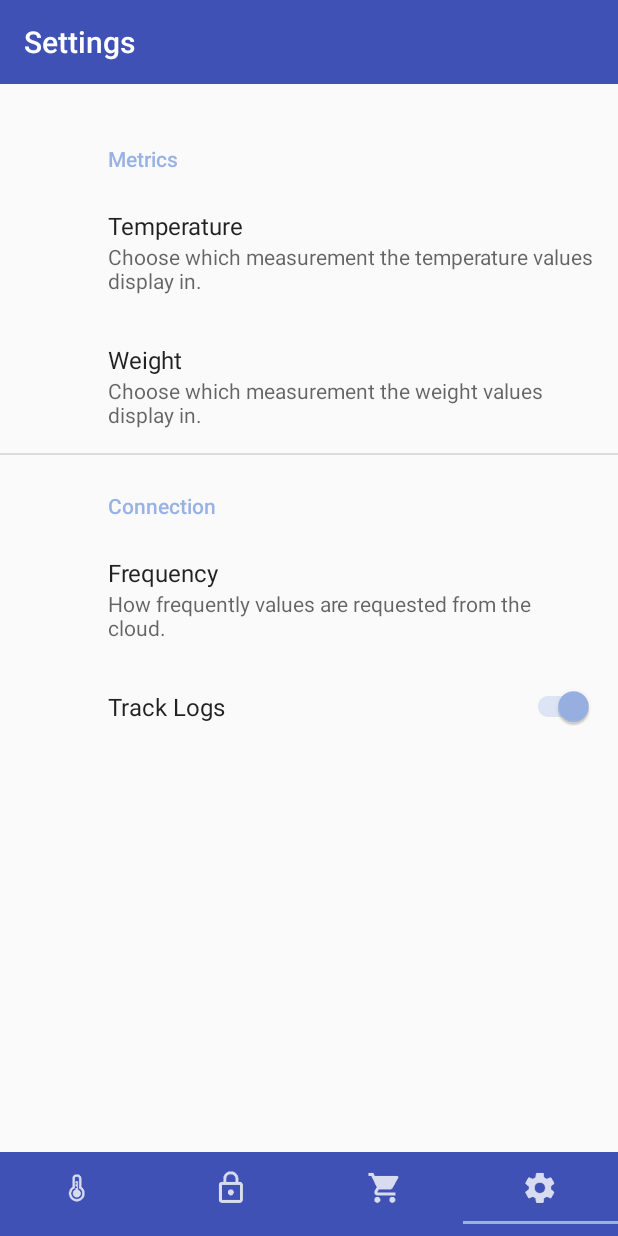
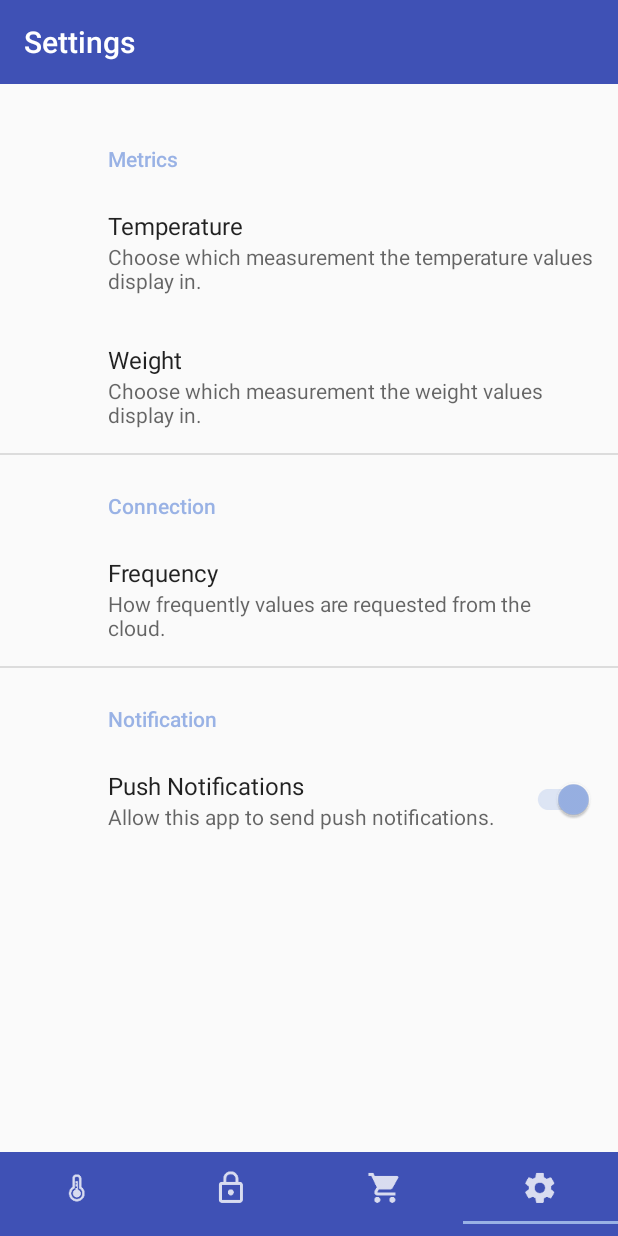
Before and after one commit to Sheehan95/smart-home, an Android app: the screen it shows after launch (MainActivity), item 4 of the bottom bar chosen, on a phone screen of 412 x 824 dp. Run offline under Robolectric (Android 15) with nearby library versions, the phone set to English and light mode, and no system bars; our stand-ins replace androidx.preference; 2 statements that could not run were skipped.

Commit message:
Fixed Android bar chart and updated preferences

```diff
--- a/android-app/app/src/main/java/ie/sheehan/smarthome/fragment/SettingsFragment.java
+++ b/android-app/app/src/main/java/ie/sheehan/smarthome/fragment/SettingsFragment.java
@@ -14,12 +14,18 @@ public class SettingsFragment extends PreferenceFragmentCompat {
 
     public static final String KEY_PREF_METRIC_TEMPERATURE = "pref_metric_temperature";
     public static final String KEY_PREF_METRIC_WEIGHT = "pref_metric_weight";
+    public static final String KEY_PREF_CONNECTION_FREQUENCY = "pref_connection_frequency";
 
     public static final int VALUE_METRIC_TEMPERATURE_CELSIUS = 0;
     public static final int VALUE_METRIC_TEMPERATURE_FAHRENHEIT = 1;
 
     public static final int VALUE_METRIC_WEIGHT_METRIC = 0;
     public static final int VALUE_METRIC_WEIGHT_IMPERIAL = 1;
+
+    public static final int VALUE_CONNECTION_FREQUENCY_SHORTEST = 0;
+    public static final int VALUE_CONNECTION_FREQUENCY_SHORT= 1;
+    public static final int VALUE_CONNECTION_FREQUENCY_LONG = 2;
+    public static final int VALUE_CONNECTION_FREQUENCY_LONGEST = 3;
 
 
     public SettingsFragment() {
--- a/android-app/app/src/main/java/ie/sheehan/smarthome/fragment/TemperatureFragment.java
+++ b/android-app/app/src/main/java/ie/sheehan/smarthome/fragment/TemperatureFragment.java
@@ -35,8 +35,14 @@ import static ie.sheehan.smarthome.utility.DateUtility.getDateFormat;
 
 public class TemperatureFragment extends Fragment {
 
-    static final int PERIOD = 2;
-    static final int INITIAL_DELAY = 0;
+    static final long PERIOD_HALF_SECOND = 500;
+    static final long PERIOD_ONE_SECOND = 1000;
+    static final long PERIOD_TWO_SECONDS = 2000;
+    static final long PERIOD_FIVE_SECONDS = 5000;
+
+    static final long INITIAL_DELAY = 0;
+
+    long period = 1000;
 
     // ============================================================================================
     // DECLARING CLASS VARIABLES
@@ -78,6 +84,26 @@ public class TemperatureFragment extends Fragment {
         res = getResources();
         preferences = PreferenceManager.getDefaultSharedPreferences(getActivity());
 
+        int preferencePeriod = Integer.parseInt(preferences.getString(SettingsFragment.KEY_PREF_CONNECTION_FREQUENCY, "0"));
+
+        switch (preferencePeriod) {
+            case SettingsFragment.VALUE_CONNECTION_FREQUENCY_SHORTEST:
+                period = PERIOD_HALF_SECOND;
+                break;
+            case SettingsFragment.VALUE_CONNECTION_FREQUENCY_SHORT:
+                period = PERIOD_ONE_SECOND;
+                break;
+            case SettingsFragment.VALUE_CONNECTION_FREQUENCY_LONG:
+                period = PERIOD_TWO_SECONDS;
+                break;
+            case SettingsFragment.VALUE_CONNECTION_FREQUENCY_LONGEST:
+                period = PERIOD_FIVE_SECONDS;
+                break;
+            default:
+                period = PERIOD_ONE_SECOND;
+                break;
+        }
+
         temperatureView = (TextView) getActivity().findViewById(R.id.text_temperature);
         humidityView = (TextView) getActivity().findViewById(R.id.text_humidity);
 
@@ -94,7 +120,8 @@ public class TemperatureFragment extends Fragment {
             public void run() {
                 new GetTemperature().execute();
             }
-        }, INITIAL_DELAY, PERIOD, TimeUnit.SECONDS);
+        }, INITIAL_DELAY, period, TimeUnit.MILLISECONDS);
+
     }
 
     @Override
@@ -115,7 +142,7 @@ public class TemperatureFragment extends Fragment {
                 public void run() {
                     new GetTemperature().execute();
                 }
-            }, INITIAL_DELAY, PERIOD, TimeUnit.SECONDS);
+            }, INITIAL_DELAY, period, TimeUnit.MILLISECONDS);
         }
     }
 
--- a/android-app/app/src/main/java/ie/sheehan/smarthome/model/EnvironmentReading.java
+++ b/android-app/app/src/main/java/ie/sheehan/smarthome/model/EnvironmentReading.java
@@ -61,7 +61,7 @@ public class EnvironmentReading implements Serializable {
      * @return the date of the reading
      */
     public Date getDate() {
-        return new Date(timestamp);
+        return new Date(timestamp * 1000L);
     }
 
     @Override
--- a/android-app/app/src/main/res/values/strings.xml
+++ b/android-app/app/src/main/res/values/strings.xml
@@ -70,6 +70,12 @@
         <item>3</item>
     </string-array>
 
+    <!-- NOTIFICATION -->
+    <string name="pref_category_notification">Notification</string>
+
+    <string name="pref_title_notification_push">Push Notifications</string>
+    <string name="pref_desc_notification_push">Allow this app to send push notifications.</string>
+
     <!-- PLACEHOLDERS -->
 
     <!-- TODO: Remove or change this placeholder text -->
--- a/android-app/app/src/main/res/xml/preferences.xml
+++ b/android-app/app/src/main/res/xml/preferences.xml
@@ -32,9 +32,15 @@
             android:entries="@array/pref_connection_frequency_options"
             android:entryValues="@array/pref_connection_frequency_values"
             android:defaultValue="0" />
+    </PreferenceCategory>
+
+    <PreferenceCategory
+        android:title="@string/pref_category_notification"
+        android:key="pref_notification_settings">
         <SwitchPreferenceCompat
-            android:key="pref_madeup_yoke"
-            android:title="Track Logs"
+            android:key="pref_notifications_send"
+            android:title="@string/pref_title_notification_push"
+            android:summary="@string/pref_desc_notification_push"
             android:defaultValue="true" />
     </PreferenceCategory>
 
```
Also changed, not shown: android-app/app/src/main/java/ie/sheehan/smarthome/ChartActivity.java (+8 -1 lines).
